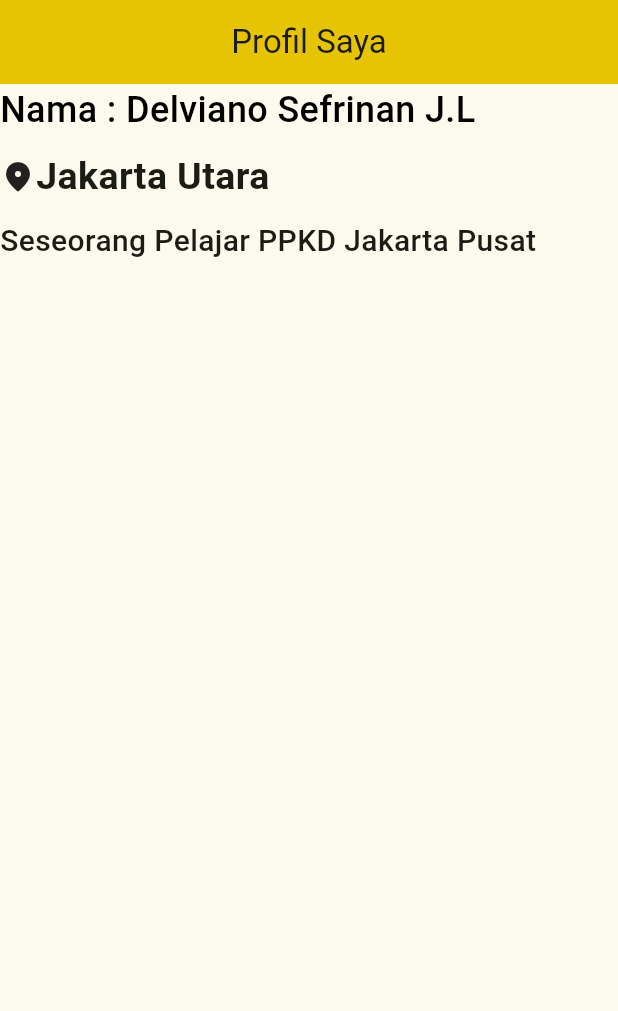
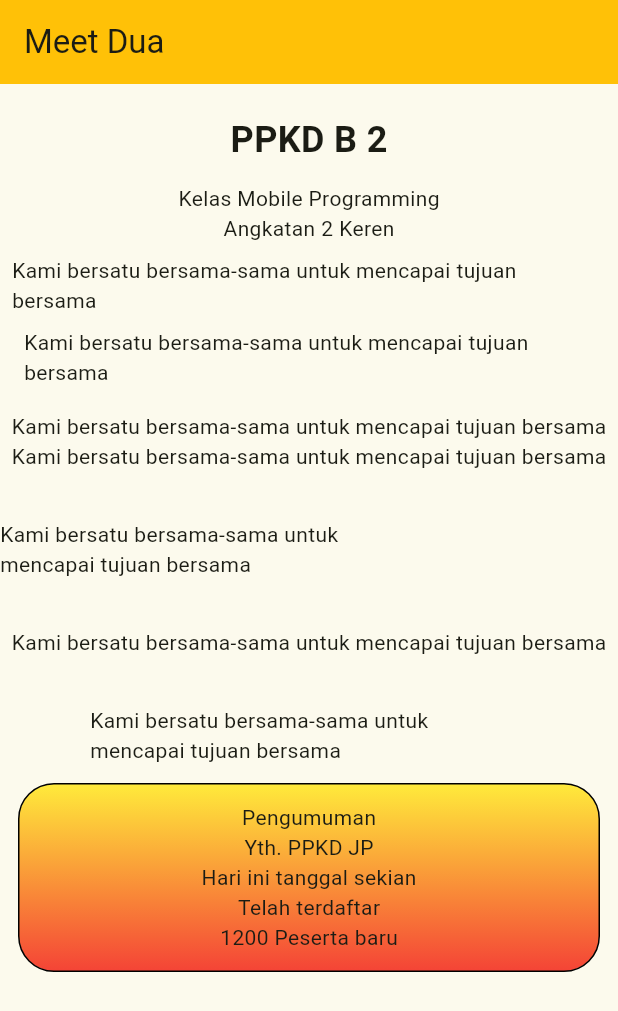
Before and after one commit to vinojanuar/belajar_dart_flutterrrr, a Flutter app: the screen it shows after launch, on a phone screen of 412 x 824 dp. Shown: the top 1011 px of the screen. Run offline on Flutter 3.47's test engine with Material 3 defaults, Android fonts, the phone set to English and light mode, and no system bars.

Commit message:
Tugas 1 Flutter

```diff
--- a/lib/main.dart
+++ b/lib/main.dart
@@ -1,3 +1,4 @@
+import 'package:belajar_dart_flutter/meet2/meet_2.dart';
 import 'package:flutter/material.dart';
 import 'tugas1.dart';
 
@@ -17,7 +18,7 @@ class MyApp extends StatelessWidget {
       theme: ThemeData(
         colorScheme: ColorScheme.fromSeed(seedColor: const Color.fromARGB(255, 224, 221, 216)),
       ),
-      home: TugasSatu(),
+      home: MeetDua(),
     );
   }
 }
--- /dev/null
+++ b/lib/meet2/meet_2.dart
@@ -0,0 +1,123 @@
+
+import 'package:flutter/material.dart';
+
+class MeetDua extends StatelessWidget {
+  const MeetDua({super.key});
+
+  @override
+  Widget build(BuildContext context) {
+    return Scaffold(
+      appBar: AppBar(backgroundColor: Colors.amber, title: Text("Meet Dua")),
+      body: Column(
+        children: [
+          //Materi SizedBox
+          SizedBox(height: 20),
+          Row(
+            mainAxisAlignment: MainAxisAlignment.center,
+            children: [
+              Text(
+                "PPKD B 2",
+                style: TextStyle(fontSize: 24, fontWeight: FontWeight.w700),
+              ),
+            ],
+          ),
+          SizedBox(height: 12),
+          Row(
+            mainAxisAlignment: MainAxisAlignment.center,
+
+            children: [Text("Kelas Mobile Programming")],
+          ),
+          Row(
+            mainAxisAlignment: MainAxisAlignment.center,
+            children: [Text("Angkatan 2"), SizedBox(width: 4), Text("Keren")],
+          ),
+
+          //Materi Padding
+          Padding(
+            padding: const EdgeInsets.all(
+              8.0,
+            ), //Padding all, bingkai untuk semua arah
+            child: Text(
+              "Kami bersatu bersama-sama untuk mencapai tujuan bersama",
+            ),
+          ),
+          Padding(
+            padding: const EdgeInsets.only(left: 16), //Padding only left
+            child: Text(
+              "Kami bersatu bersama-sama untuk mencapai tujuan bersama",
+            ),
+          ),
+
+          Padding(
+            padding: const EdgeInsets.only(top: 16), //Padding only left
+            child: Text(
+              "Kami bersatu bersama-sama untuk mencapai tujuan bersama",
+            ),
+          ),
+          Padding(
+            padding: const EdgeInsets.only(bottom: 32), //Padding only left
+            child: Text(
+              "Kami bersatu bersama-sama untuk mencapai tujuan bersama",
+            ),
+          ),
+          Padding(
+            padding: const EdgeInsets.only(right: 120), //Padding only left
+            child: Text(
+              "Kami bersatu bersama-sama untuk mencapai tujuan bersama",
+            ),
+          ),
+          Padding(
+            padding: const EdgeInsets.symmetric(
+              vertical: 32,
+            ), //Padding only left
+            child: Text(
+              "Kami bersatu bersama-sama untuk mencapai tujuan bersama",
+            ),
+          ),
+          Padding(
+            padding: const EdgeInsets.symmetric(
+              horizontal: 60,
+            ), //Padding only left
+            child: Text(
+              "Kami bersatu bersama-sama untuk mencapai tujuan bersama",
+            ),
+          ),
+
+          //Materi Container
+          Container(
+            // height: 40,
+            padding: const EdgeInsets.all(12.0), // Bingkai child
+            margin: EdgeInsets.all(12), // Bingkai luar
+            width: double.infinity,
+            // color: Colors.blueAccent, //Jangan letakkan ini di luar BoxDecoration jika menggunakan BoxDecoration
+            decoration: BoxDecoration(
+              color: Colors.blueAccent, // Memberikan warna untuk container
+              borderRadius: BorderRadius.all(
+                Radius.circular(24),
+              ), // Membuat radius dibagian luar
+              border: Border.all(), // Untuk menampilkan border diluar
+              // shape: BoxShape.circle,
+              gradient: LinearGradient(
+                colors: [Colors.yellow, Colors.red],
+                begin: Alignment.topRight,
+                end: Alignment.bottomRight,
+
+                // transform: G
+                // tileMode: TileMode.repeated,
+              ),
+            ),
+            child: Column(
+              children: [
+                Text("Pengumuman"),
+                Text("Yth. PPKD JP"),
+                Text("Hari ini tanggal sekian"),
+                Text("Telah terdaftar"),
+                Text("1200 Peserta baru"),
+              ],
+            ),
+          ),
+        ],
+      ),
+    );
+  }
+}
```
